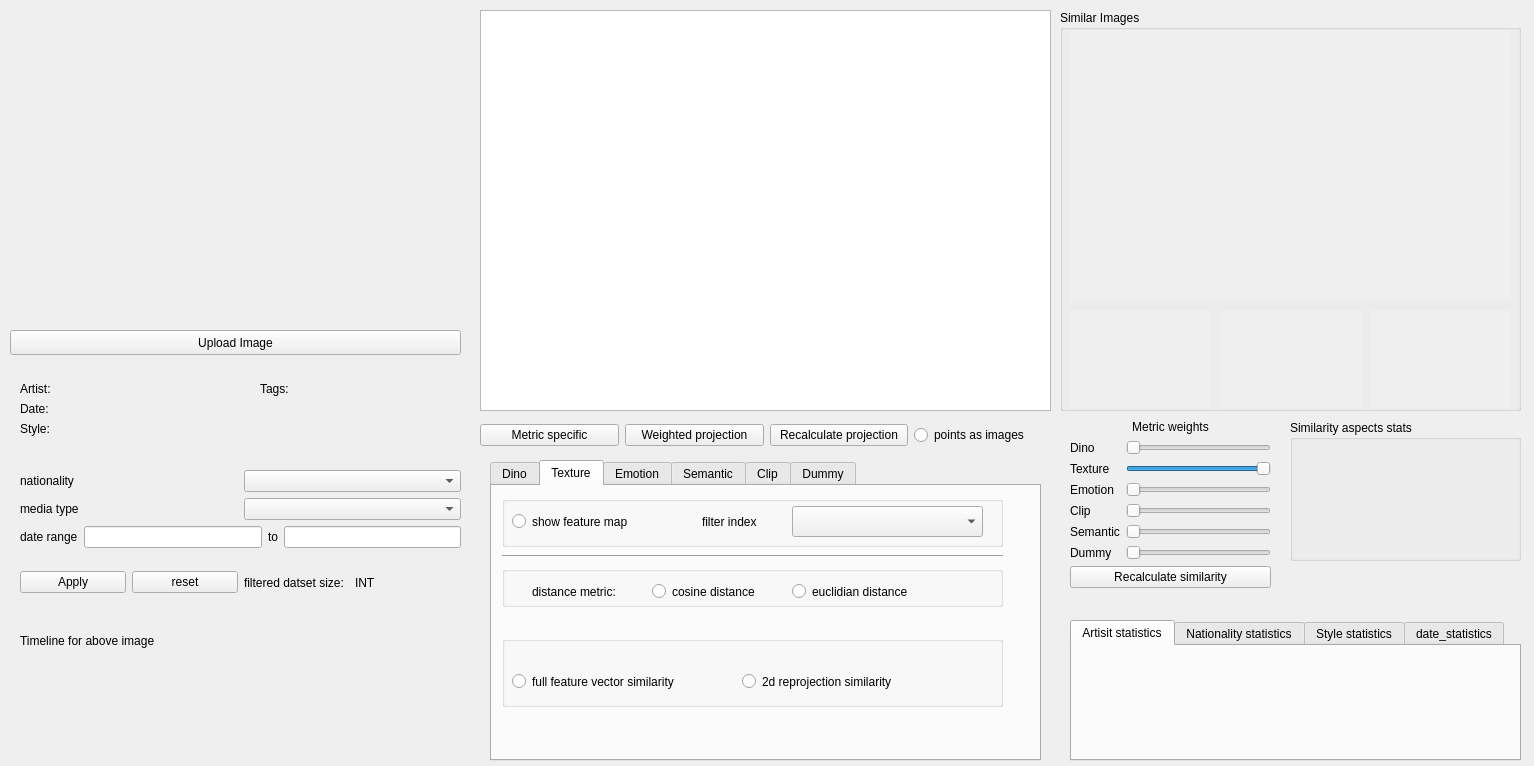
jonathan-gerb/deepsim-analyzer, file deepsim_analyzer/ds_dashboard/form.ui: the form before one commit.
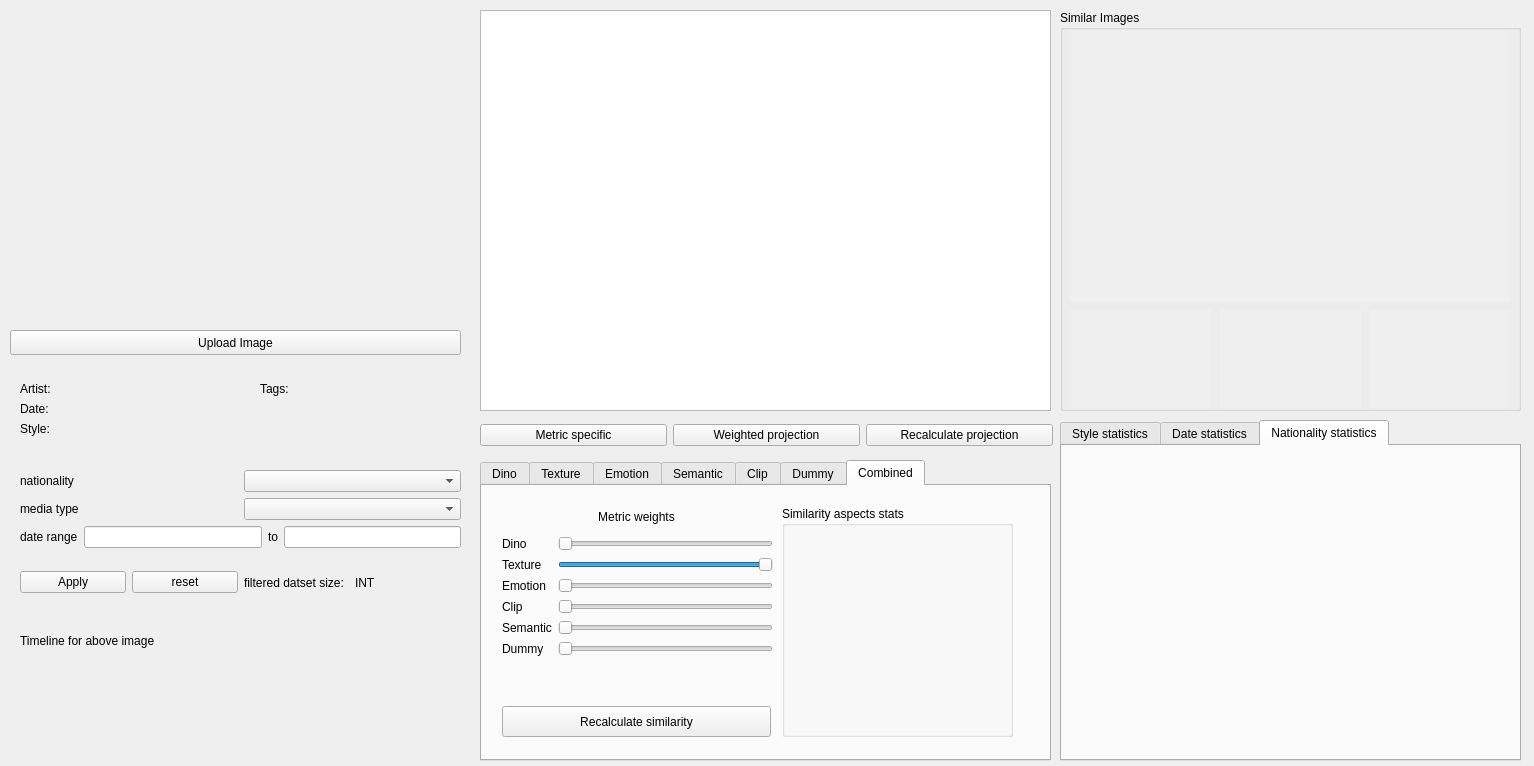
The form after the commit. The open tabs and pages were chosen to show the change. Custom widgets are drawn as their Qt base class.

Commit message: images when selected point less <100, before code cleaning

Patch:
```diff
--- a/deepsim_analyzer/ds_dashboard/form.ui
+++ b/deepsim_analyzer/ds_dashboard/form.ui
@@ -178,154 +178,23 @@
       <height>341</height>
      </rect>
     </property>
-    <widget class="QWidget" name="formLayoutWidget">
+    <widget class="QTabWidget" name="statistics_tabs">
      <property name="geometry">
       <rect>
-       <x>10</x>
+       <x>0</x>
        <y>0</y>
-       <width>201</width>
-       <height>229</height>
-      </rect>
-     </property>
-     <layout class="QFormLayout" name="formLayout">
-      <item row="0" column="0" colspan="2">
-       <widget class="QLabel" name="title">
-        <property name="text">
-         <string>Metric weights</string>
-        </property>
-        <property name="alignment">
-         <set>Qt::AlignCenter</set>
-        </property>
-       </widget>
-      </item>
-      <item row="1" column="0">
-       <widget class="QLabel" name="label_dino">
-        <property name="text">
-         <string>Dino</string>
-        </property>
-       </widget>
-      </item>
-      <item row="1" column="1">
-       <widget class="QSlider" name="combo_dino_slider">
-        <property name="maximum">
-         <number>100</number>
-        </property>
-        <property name="orientation">
-         <enum>Qt::Horizontal</enum>
-        </property>
-       </widget>
-      </item>
-      <item row="2" column="0">
-       <widget class="QLabel" name="label_texture">
-        <property name="text">
-         <string>Texture</string>
-        </property>
-       </widget>
-      </item>
-      <item row="2" column="1">
-       <widget class="QSlider" name="combo_texture_slider">
-        <property name="maximum">
-         <number>100</number>
-        </property>
-        <property name="sliderPosition">
-         <number>100</number>
-        </property>
-        <property name="orientation">
-         <enum>Qt::Horizontal</enum>
-        </property>
-       </widget>
-      </item>
-      <item row="3" column="0">
-       <widget class="QLabel" name="label_dummy">
-        <property name="text">
-         <string>Emotion</string>
-        </property>
-       </widget>
-      </item>
-      <item row="3" column="1">
-       <widget class="QSlider" name="combo_emotion_slider">
-        <property name="maximum">
-         <number>100</number>
-        </property>
-        <property name="orientation">
-         <enum>Qt::Horizontal</enum>
-        </property>
-       </widget>
-      </item>
-      <item row="4" column="0">
-       <widget class="QLabel" name="label_dummy_2">
-        <property name="text">
-         <string>Clip</string>
-        </property>
-       </widget>
-      </item>
-      <item row="4" column="1">
-       <widget class="QSlider" name="combo_clip_slider">
-        <property name="maximum">
-         <number>100</number>
-        </property>
-        <property name="orientation">
-         <enum>Qt::Horizontal</enum>
-        </property>
-       </widget>
-      </item>
-      <item row="5" column="0">
-       <widget class="QLabel" name="label_dummy_3">
-        <property name="text">
-         <string>Semantic</string>
-        </property>
-       </widget>
-      </item>
-      <item row="5" column="1">
-       <widget class="QSlider" name="combo_semantic_slider">
-        <property name="maximum">
-         <number>100</number>
-        </property>
-        <property name="orientation">
-         <enum>Qt::Horizontal</enum>
-        </property>
-       </widget>
-      </item>
-      <item row="6" column="0">
-       <widget class="QLabel" name="label_dummy_4">
-        <property name="text">
-         <string>Dummy</string>
-        </property>
-       </widget>
-      </item>
-      <item row="6" column="1">
-       <widget class="QSlider" name="combo_dummy_slider">
-        <property name="maximum">
-         <number>100</number>
-        </property>
-        <property name="orientation">
-         <enum>Qt::Horizontal</enum>
-        </property>
-       </widget>
-      </item>
-      <item row="7" column="0" colspan="2">
-       <widget class="QPushButton" name="recalc_similarity">
-        <property name="text">
-         <string>Recalculate similarity</string>
-        </property>
-       </widget>
-      </item>
-     </layout>
-    </widget>
-    <widget class="QTabWidget" name="statistics_tab">
-     <property name="geometry">
-      <rect>
-       <x>10</x>
-       <y>200</y>
-       <width>451</width>
-       <height>141</height>
+       <width>461</width>
+       <height>341</height>
       </rect>
      </property>
      <property name="autoFillBackground">
       <bool>true</bool>
      </property>
      <property name="currentIndex">
-      <number>1</number>
+      <number>2</number>
+     </property>
+     <property name="usesScrollButtons">
+      <bool>false</bool>
      </property>
      <property name="tabsClosable">
       <bool>false</bool>
@@ -333,38 +202,6 @@
      <property name="tabBarAutoHide">
       <bool>false</bool>
      </property>
-     <widget class="QWidget" name="artists_stats">
-      <attribute name="title">
-       <string>Artisit statistics</string>
-      </attribute>
-      <widget class="QWidget" name="verticalLayoutWidget_3">
-       <property name="geometry">
-        <rect>
-         <x>0</x>
-         <y>0</y>
-         <width>451</width>
-         <height>111</height>
-        </rect>
-       </property>
-       <layout class="QVBoxLayout" name="artisits_stats_layout"/>
-      </widget>
-     </widget>
-     <widget class="QWidget" name="nationality_stats">
-      <attribute name="title">
-       <string>Nationality statistics</string>
-      </attribute>
-      <widget class="QWidget" name="verticalLayoutWidget_7">
-       <property name="geometry">
-        <rect>
-         <x>-1</x>
-         <y>0</y>
-         <width>451</width>
-         <height>111</height>
-        </rect>
-       </property>
-       <layout class="QVBoxLayout" name="nationality_stats_layout"/>
-      </widget>
-     </widget>
      <widget class="QWidget" name="style_stats">
       <attribute name="title">
        <string>Style statistics</string>
@@ -383,7 +220,7 @@
      </widget>
      <widget class="QWidget" name="date_stats">
       <attribute name="title">
-       <string>date_statistics</string>
+       <string>Date statistics</string>
       </attribute>
       <widget class="QWidget" name="verticalLayoutWidget_8">
        <property name="geometry">
@@ -397,29 +234,21 @@
        <layout class="QVBoxLayout" name="date_stats_layout"/>
       </widget>
      </widget>
-    </widget>
-    <widget class="QGroupBox" name="box_recom_img_stats">
-     <property name="geometry">
-      <rect>
-       <x>230</x>
-       <y>0</y>
-       <width>231</width>
-       <height>141</height>
-      </rect>
-     </property>
-     <property name="title">
-      <string>Similarity aspects stats</string>
-     </property>
-     <widget class="QWidget" name="verticalLayoutWidget_2">
-      <property name="geometry">
-       <rect>
-        <x>-1</x>
-        <y>9</y>
-        <width>261</width>
-        <height>131</height>
-       </rect>
-      </property>
-      <layout class="QVBoxLayout" name="verticalLayout"/>
+     <widget class="QWidget" name="nationality_stats">
+      <attribute name="title">
+       <string>Nationality statistics</string>
+      </attribute>
+      <widget class="QWidget" name="verticalLayoutWidget_7">
+       <property name="geometry">
+        <rect>
+         <x>-1</x>
+         <y>0</y>
+         <width>461</width>
+         <height>311</height>
+        </rect>
+       </property>
+       <layout class="QVBoxLayout" name="nationality_stats_layout"/>
+      </widget>
      </widget>
     </widget>
    </widget>
@@ -532,13 +361,6 @@
        </property>
       </widget>
      </item>
-     <item>
-      <widget class="QRadioButton" name="r_image_points">
-       <property name="text">
-        <string>points as images</string>
-       </property>
-      </widget>
-     </item>
     </layout>
    </widget>
    <widget class="PlotWidget" name="scatterplot_frame">
@@ -554,12 +376,15 @@
    <widget class="QTabWidget" name="box_metric_tabs">
     <property name="geometry">
      <rect>
-      <x>490</x>
+      <x>480</x>
       <y>460</y>
-      <width>551</width>
+      <width>571</width>
       <height>301</height>
      </rect>
     </property>
+    <property name="autoFillBackground">
+     <bool>true</bool>
+    </property>
     <property name="currentIndex">
      <number>2</number>
     </property>
@@ -1341,6 +1166,187 @@
       <string>Dummy</string>
      </attribute>
     </widget>
+    <widget class="QWidget" name="combined_tab">
+     <attribute name="title">
+      <string>Combined</string>
+     </attribute>
+     <widget class="QWidget" name="formLayoutWidget">
+      <property name="geometry">
+       <rect>
+        <x>20</x>
+        <y>50</y>
+        <width>271</width>
+        <height>182</height>
+       </rect>
+      </property>
+      <layout class="QFormLayout" name="formLayout">
+       <item row="0" column="0">
+        <widget class="QLabel" name="label_dino">
+         <property name="text">
+          <string>Dino</string>
+         </property>
+        </widget>
+       </item>
+       <item row="1" column="0">
+        <widget class="QLabel" name="label_texture">
+         <property name="text">
+          <string>Texture</string>
+         </property>
+        </widget>
+       </item>
+       <item row="1" column="1">
+        <widget class="QSlider" name="combo_texture_slider">
+         <property name="maximum">
+          <number>100</number>
+         </property>
+         <property name="sliderPosition">
+          <number>100</number>
+         </property>
+         <property name="orientation">
+          <enum>Qt::Horizontal</enum>
+         </property>
+        </widget>
+       </item>
+       <item row="2" column="0">
+        <widget class="QLabel" name="label_dummy">
+         <property name="text">
+          <string>Emotion</string>
+         </property>
+        </widget>
+       </item>
+       <item row="2" column="1">
+        <widget class="QSlider" name="combo_emotion_slider">
+         <property name="maximum">
+          <number>100</number>
+         </property>
+         <property name="orientation">
+          <enum>Qt::Horizontal</enum>
+         </property>
+        </widget>
+       </item>
+       <item row="3" column="0">
+        <widget class="QLabel" name="label_dummy_2">
+         <property name="text">
+          <string>Clip</string>
+         </property>
+        </widget>
+       </item>
+       <item row="3" column="1">
+        <widget class="QSlider" name="combo_clip_slider">
+         <property name="maximum">
+          <number>100</number>
+         </property>
+         <property name="orientation">
+          <enum>Qt::Horizontal</enum>
+         </property>
+        </widget>
+       </item>
+       <item row="4" column="0">
+        <widget class="QLabel" name="label_dummy_3">
+         <property name="text">
+          <string>Semantic</string>
+         </property>
+        </widget>
+       </item>
+       <item row="4" column="1">
+        <widget class="QSlider" name="combo_semantic_slider">
+         <property name="maximum">
+          <number>100</number>
+         </property>
+         <property name="orientation">
+          <enum>Qt::Horizontal</enum>
+         </property>
+        </widget>
+       </item>
+       <item row="5" column="0">
+        <widget class="QLabel" name="label_dummy_4">
+         <property name="text">
+          <string>Dummy</string>
+         </property>
+        </widget>
+       </item>
+       <item row="5" column="1">
+        <widget class="QSlider" name="combo_dummy_slider">
+         <property name="maximum">
+          <number>100</number>
+         </property>
+         <property name="orientation">
+          <enum>Qt::Horizontal</enum>
+         </property>
+        </widget>
+       </item>
+       <item row="0" column="1">
+        <widget class="QSlider" name="combo_dino_slider">
+         <property name="toolTip">
+          <string> </string>
+         </property>
+         <property name="maximum">
+          <number>100</number>
+         </property>
+         <property name="singleStep">
+          <number>1</number>
+         </property>
+         <property name="orientation">
+          <enum>Qt::Horizontal</enum>
+         </property>
+        </widget>
+       </item>
+      </layout>
+     </widget>
+     <widget class="QGroupBox" name="box_recom_img_stats">
+      <property name="geometry">
+       <rect>
+        <x>300</x>
+        <y>20</y>
+        <width>231</width>
+        <height>231</height>
+       </rect>
+      </property>
+      <property name="title">
+       <string>Similarity aspects stats</string>
+      </property>
+      <widget class="QWidget" name="verticalLayoutWidget_2">
+       <property name="geometry">
+        <rect>
+         <x>-1</x>
+         <y>9</y>
+         <width>231</width>
+         <height>221</height>
+        </rect>
+       </property>
+       <layout class="QVBoxLayout" name="verticalLayout"/>
+      </widget>
+     </widget>
+     <widget class="QLabel" name="title">
+      <property name="geometry">
+       <rect>
+        <x>20</x>
+        <y>20</y>
+        <width>269</width>
+        <height>21</height>
+       </rect>
+      </property>
+      <property name="text">
+       <string>Metric weights</string>
+      </property>
+      <property name="alignment">
+       <set>Qt::AlignCenter</set>
+      </property>
+     </widget>
+     <widget class="QPushButton" name="recalc_similarity">
+      <property name="geometry">
+       <rect>
+        <x>20</x>
+        <y>220</y>
+        <width>269</width>
+        <height>31</height>
+       </rect>
+      </property>
+      <property name="text">
+       <string>Recalculate similarity</string>
+      </property>
+     </widget>
+    </widget>
    </widget>
    <widget class="QGroupBox" name="groupBox">
     <property name="geometry">
```
Left out of the diff: 13 changed lines with no effect on the pictures. The commit also changes 6 other files.
